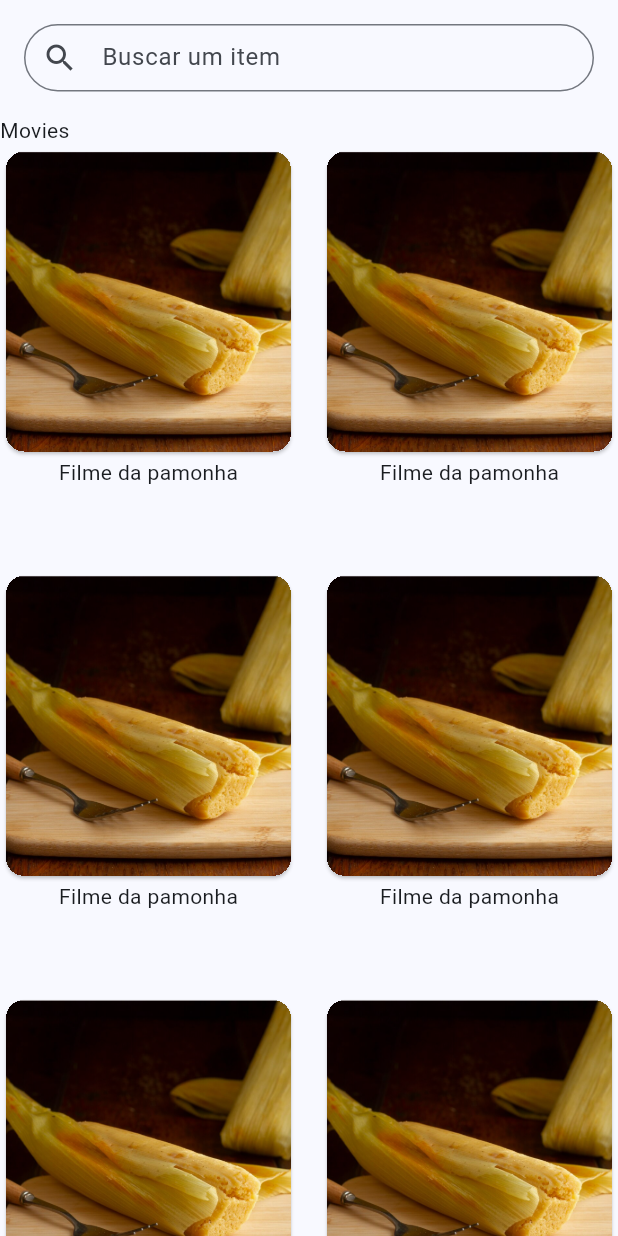
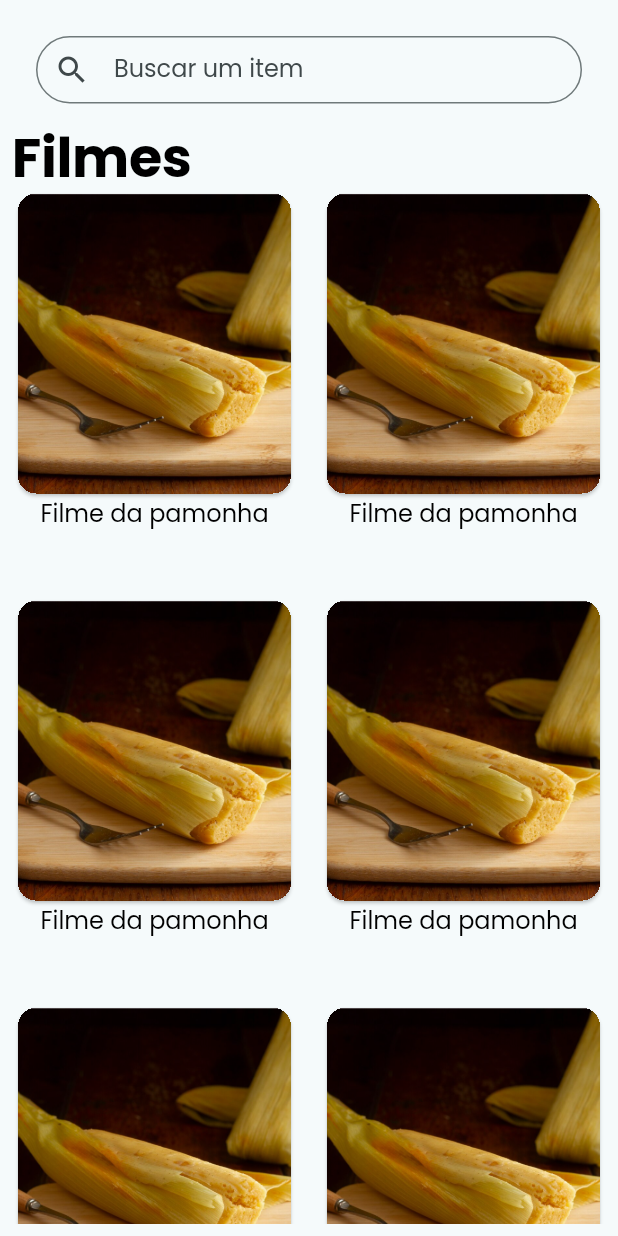
Before and after one commit to ikyrie/projeto_panucci_movies, a Flutter app: the screen it shows after launch, on a phone screen of 412 x 824 dp. Run offline on Flutter 3.47's test engine with Material 2 defaults, Android fonts, the phone set to English and light mode, and no system bars.

Commit message:
style: criei um theme e coloquei padding na Home

```diff
--- a/lib/components/movie_card.dart
+++ b/lib/components/movie_card.dart
@@ -1,22 +1,26 @@
 import 'package:flutter/material.dart';
 
 class MovieCard extends StatelessWidget {
-const MovieCard({ Key? key }) : super(key: key);
+  const MovieCard({Key? key}) : super(key: key);
 
   @override
-  Widget build(BuildContext context){
+  Widget build(BuildContext context) {
     return Column(
       children: [
         Card(
             clipBehavior: Clip.hardEdge,
             child: ConstrainedBox(
-              constraints: BoxConstraints(minHeight: 200),
+              constraints: const BoxConstraints(minHeight: 200),
               child: InkWell(
                 onTap: () {},
-                child: Image.asset("assets/images/pamonha.png", fit: BoxFit.cover),
+                child:
+                    Image.asset("assets/images/pamonha.png", fit: BoxFit.cover),
               ),
             )),
-        Text("Filme da pamonha")
+        Text(
+          "Filme da pamonha",
+          style: Theme.of(context).textTheme.displaySmall,
+        )
       ],
     );
   }
--- a/lib/components/search_input.dart
+++ b/lib/components/search_input.dart
@@ -1,19 +1,22 @@
 import 'package:flutter/material.dart';
 
 class SearchInput extends StatelessWidget {
-const SearchInput({ Key? key, required this.searchTextController}) : super(key: key);
+  const SearchInput({Key? key, required this.searchTextController})
+      : super(key: key);
   final TextEditingController searchTextController;
 
   @override
-  Widget build(BuildContext context){
+  Widget build(BuildContext context) {
     return Padding(
       padding: const EdgeInsets.all(16.0),
       child: TextFormField(
+        style: Theme.of(context).textTheme.displaySmall,
         controller: searchTextController,
         decoration: const InputDecoration(
           contentPadding: EdgeInsets.all(8.0),
           constraints: BoxConstraints(maxHeight: 45),
-                    border: OutlineInputBorder(borderRadius: BorderRadius.all(Radius.circular(50))),
+          border: OutlineInputBorder(
+              borderRadius: BorderRadius.all(Radius.circular(50))),
           hintText: "Buscar um item",
           prefixIcon: Icon(Icons.search),
         ),
--- a/lib/main.dart
+++ b/lib/main.dart
@@ -1,5 +1,6 @@
 import 'package:flutter/material.dart';
 import 'package:panucci_movies/screens/home.dart';
+import 'package:panucci_movies/themes/my_theme.dart';
 
 void main() {
   runApp(const PanucciMovies());
@@ -13,7 +14,7 @@ class PanucciMovies extends StatelessWidget {
   Widget build(BuildContext context) {
     return MaterialApp(
       title: 'Flutter Demo',
-      theme: ThemeData(useMaterial3: true, colorSchemeSeed: Colors.blue),
+      theme: myTheme,
       home: Home(),
     );
   }
--- a/lib/screens/home.dart
+++ b/lib/screens/home.dart
@@ -3,27 +3,36 @@ import 'package:panucci_movies/components/movie_card.dart';
 import 'package:panucci_movies/components/search_input.dart';
 
 class Home extends StatelessWidget {
-Home({ Key? key }) : super(key: key);
-final TextEditingController inputController = TextEditingController();
+  Home({Key? key}) : super(key: key);
+  final TextEditingController inputController = TextEditingController();
 
   @override
-  Widget build(BuildContext context){
+  Widget build(BuildContext context) {
     return SafeArea(
       child: Scaffold(
-      body: CustomScrollView(
-        slivers: <Widget>[
-          SliverToBoxAdapter(child: SearchInput(searchTextController: inputController),),
-          SliverToBoxAdapter(
-            child: Text("Movies"),
-          ),
-          SliverGrid.builder(
-              gridDelegate: SliverGridDelegateWithFixedCrossAxisCount(
-                  crossAxisCount: 2, childAspectRatio: 0.7, crossAxisSpacing: 16),
-              itemBuilder: (context, index) => MovieCard(),
+        body: Padding(
+          padding: const EdgeInsets.all(8.0),
+          child: CustomScrollView(slivers: <Widget>[
+            SliverToBoxAdapter(
+              child: SearchInput(searchTextController: inputController),
+            ),
+            SliverToBoxAdapter(
+              child: Text(
+                "Filmes",
+                style: Theme.of(context).textTheme.displayLarge,
+              ),
+            ),
+            SliverGrid.builder(
+              gridDelegate: const SliverGridDelegateWithFixedCrossAxisCount(
+                  crossAxisCount: 2,
+                  childAspectRatio: 0.7,
+                  crossAxisSpacing: 16),
+              itemBuilder: (context, index) => const MovieCard(),
               itemCount: 6,
             ),
-        ]
+          ]),
+        ),
       ),
-    ),);
+    );
   }
 }
--- /dev/null
+++ b/lib/themes/my_theme.dart
@@ -0,0 +1,20 @@
+import 'package:flutter/material.dart';
+
+ThemeData myTheme = ThemeData(
+  useMaterial3: true,
+  colorSchemeSeed: Colors.white,
+  fontFamily: 'Poppins',
+  textTheme: const TextTheme(
+    displaySmall: TextStyle(
+      color: Colors.black,
+      fontSize: 16,
+      overflow: TextOverflow.ellipsis,
+    ),
+    displayLarge: TextStyle(
+      color: Colors.black,
+      fontSize: 36,
+      fontWeight: FontWeight.w700,
+      overflow: TextOverflow.ellipsis,
+    ),
+  ),
+);
```
Also changed, not shown: pubspec.yaml (+13 -10 lines), fonts/Poppins-Bold.ttf (added), fonts/Poppins-ExtraBold.ttf (added), fonts/Poppins-Light.ttf (added), fonts/Poppins-Medium.ttf (added), fonts/Poppins-Regular.ttf (added), fonts/Poppins-SemiBold.ttf (added). Lines whose indentation alone changed are shown as unchanged.
